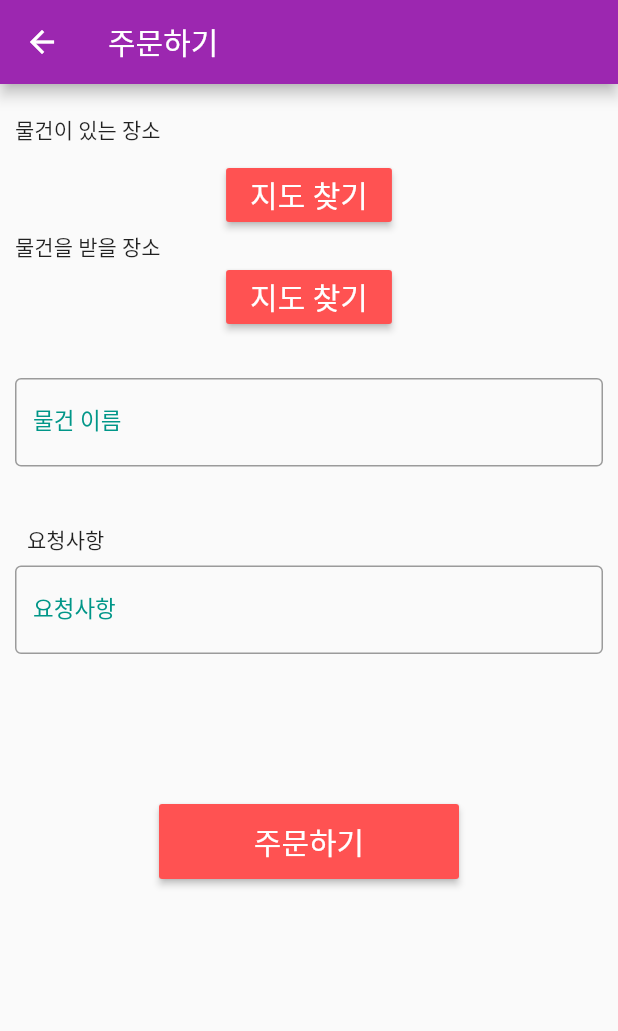
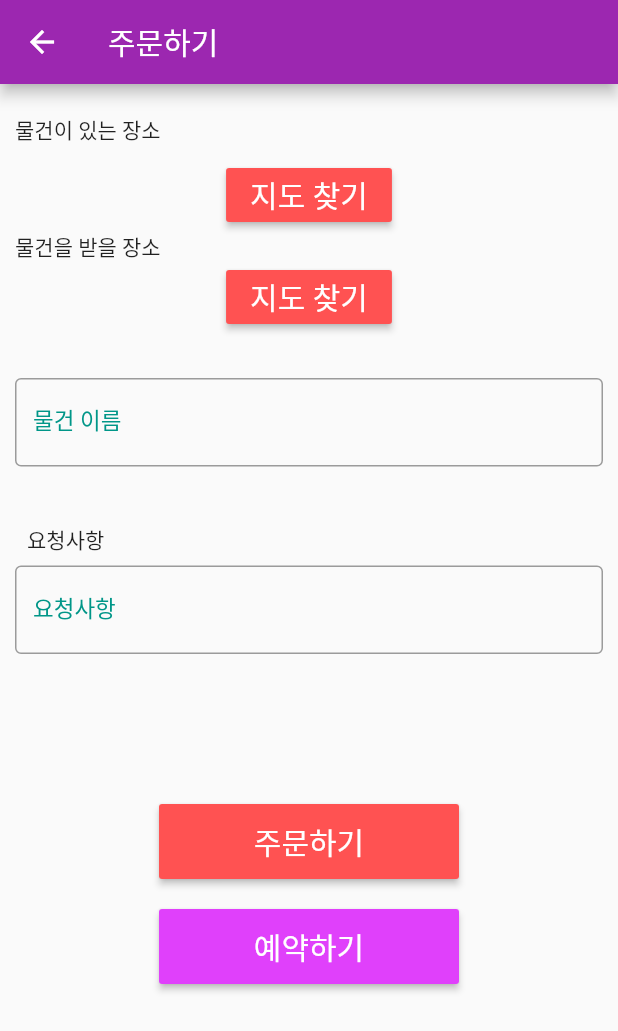
Before and after one commit to Luvxy/delivery, a Flutter app: the ScreenB screen opened by its route, on a phone screen of 412 x 824 dp. Shown: the top 1031 px of the screen. Run offline on Flutter 3.47's test engine with Material 2 defaults, Android fonts, the phone set to English and light mode, and no system bars; our stand-ins replace firebase_auth, firebase_core, google_maps_flutter, logger; missing offline and left inert: firebase_auth_web, firebase_core_web; accounts and stored records are empty; Roboto replaces fonts that are missing (Montserrat).

Commit message:
예약 만드는중

```diff
--- a/lib/ScreenB.dart
+++ b/lib/ScreenB.dart
@@ -132,6 +132,23 @@ class ScreenB extends StatelessWidget {
                                           showSnackBar2(context);
                                         }
                                       }),
+                                ),
+                                SizedBox(
+                                  height: 20,
+                                ),
+                                Container(
+                                  width: 200,
+                                  height: 50,
+                                  child: RaisedButton(
+                                      child: Text(
+                                        '예약하기',
+                                        style: TextStyle(
+                                            color: Colors.white, fontSize: 20),
+                                      ),
+                                      color: Colors.purpleAccent,
+                                      onPressed: () {
+                                        Navigator.pushNamed(context, '/time');
+                                      }),
                                 )
                               ]),
                             ),
--- a/lib/main.dart
+++ b/lib/main.dart
@@ -15,7 +15,7 @@ import 'detail2.dart';
 import 'logins/login.dart';
 import 'logins/page/home.dart';
 import 'logins/page/newId.dart';
-
+import 'time.dart';
 
 
 
@@ -48,6 +48,7 @@ class MyApp extends StatelessWidget {
         '/detail1' : (context) => detail1(),
         '/detail2' : (context) => detail2(),
         '/new' : (context) => newId(),
+        '/time' : (context) => time(),
       },
     );
 
```
Also changed, not shown: lib/time.dart (added, +66 -0 lines).
